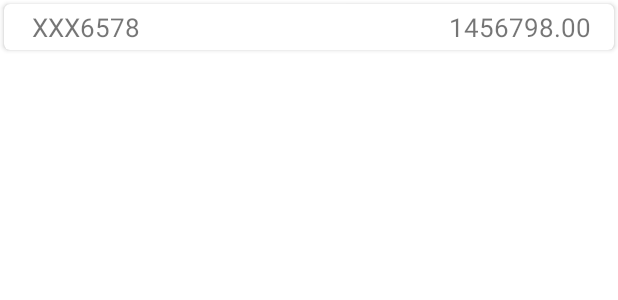
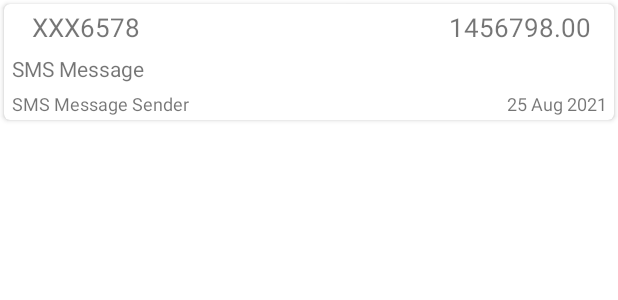
Before and after one commit to ravindragv/SMSLedger, an Android app: the layout item_acc_transactions.xml on its own in the app's theme, with its tools: preview values and no code run, on a phone screen of 412 x 824 dp. Shown: the top 300 px of the screen. Run offline under Robolectric (Android 15) with nearby library versions, the phone set to English and light mode, and no system bars.

Commit message:
Improve transaction UI view
+ When the user clicks on the transaction, expand the card to show
  - The original SMS Message
  - SMS Message sender
  - SMS Message received date

 If the detailed view is shown and the user clicks on it again, then hide the detailed view.

 Known issue - Since the views are getting reused, if the user has selected detailed view and then scrolls without collapsing it, then randomly some transaction will be in shown in detailed view. Need to check if the view is being reused then reset the visibility.

```diff
--- a/app/src/main/java/io/github/ravindragv/smsledger/adapters/AccountTransactionsItemsAdapter.kt
+++ b/app/src/main/java/io/github/ravindragv/smsledger/adapters/AccountTransactionsItemsAdapter.kt
@@ -2,6 +2,7 @@ package io.github.ravindragv.smsledger.adapters
 
 import android.content.Context
 import android.view.LayoutInflater
+import android.view.View
 import android.view.ViewGroup
 import androidx.core.content.ContextCompat
 import androidx.recyclerview.widget.RecyclerView
@@ -9,6 +10,8 @@ import io.github.ravindragv.smsledger.MessageParser
 import io.github.ravindragv.smsledger.R
 import io.github.ravindragv.smsledger.data.Transaction
 import io.github.ravindragv.smsledger.databinding.ItemAccTransactionsBinding
+import java.text.SimpleDateFormat
+import java.util.*
 
 class AccountTransactionsItemsAdapter (private val context: Context,
                                        private var list:List<Transaction>)
@@ -30,6 +33,22 @@ class AccountTransactionsItemsAdapter (private val context: Context,
             }
 
             holder.binding.tvAccTransAmt.setTextColor(textColor)
+
+            holder.binding.root.setOnClickListener {
+                if (holder.msgDetailsVisible) {
+                    holder.msgDetailsVisible = false
+
+                    holder.binding.llMsgDetails.visibility = View.GONE
+                } else {
+                    holder.msgDetailsVisible = true
+
+                    holder.binding.tvSmsMsg.text = list[position].smsMsg
+                    holder.binding.tvSmsMsgSender.text = list[position].sender
+                    val date = SimpleDateFormat("dd-MMM-yyyy HH:mm").format(Date(list[position].timestamp))
+                    holder.binding.tvSmsMsgDatetime.text = date
+                    holder.binding.llMsgDetails.visibility = View.VISIBLE
+                }
+            }
         }
     }
 
@@ -37,6 +56,7 @@ class AccountTransactionsItemsAdapter (private val context: Context,
         return list.size
     }
 
-    inner class AccountTransactionViewHolder(val binding: ItemAccTransactionsBinding)
+    inner class AccountTransactionViewHolder(val binding: ItemAccTransactionsBinding,
+                                             var msgDetailsVisible:Boolean = false)
         : RecyclerView.ViewHolder(binding.root)
 }
--- a/app/src/main/res/layout/item_acc_transactions.xml
+++ b/app/src/main/res/layout/item_acc_transactions.xml
@@ -3,12 +3,17 @@
     android:layout_width="match_parent"
     android:layout_height="wrap_content"
     xmlns:app="http://schemas.android.com/apk/res-auto"
+    xmlns:tools="http://schemas.android.com/tools"
     android:orientation="vertical"
     android:layout_margin="@dimen/item_account_transaction_cv_margin"
     android:elevation="@dimen/item_account_transaction_cv_elevation"
     app:cardMaxElevation="@dimen/item_account_transaction_cv_max_elevation"
     app:cardCornerRadius="@dimen/item_account_transaction_cv_corner_radius">
 
+    <LinearLayout
+        android:layout_width="match_parent"
+        android:layout_height="wrap_content"
+        android:orientation="vertical">
         <LinearLayout
             android:layout_width="match_parent"
             android:layout_height="wrap_content"
@@ -34,4 +39,46 @@
                 android:textSize="@dimen/item_account_transaction_text_sz"
                 android:layout_marginEnd="@dimen/item_account_tv_acc_trans_pos_marginStartEnd"/>
         </LinearLayout>
+        <LinearLayout
+            android:layout_width="match_parent"
+            android:layout_height="wrap_content"
+            android:orientation="vertical"
+            android:id="@+id/ll_msg_details"
+            android:visibility="gone"
+            tools:visibility="visible">
+
+            <TextView
+                android:layout_width="match_parent"
+                android:layout_height="wrap_content"
+                android:id="@+id/tv_sms_msg"
+                tools:text="SMS Message"
+                android:layout_marginHorizontal="@dimen/item_account_tv_sms_msg_margin_horizontal"
+                android:layout_marginVertical="@dimen/item_account_tv_sms_msg_margin_vertical"
+                android:textSize="@dimen/item_account_tv_sms_msg_text_sz"/>
+
+            <LinearLayout
+                android:layout_width="match_parent"
+                android:layout_height="wrap_content"
+                android:orientation="horizontal"
+                android:layout_marginVertical="@dimen/item_account_msg_details_margin_vertical">
+                <TextView
+                    android:layout_width="0dp"
+                    android:layout_weight="1"
+                    android:layout_height="wrap_content"
+                    android:id="@+id/tv_sms_msg_sender"
+                    tools:text="SMS Message Sender"
+                    android:layout_marginHorizontal="@dimen/item_account_tv_sms_msg_meta_margin_horizontal"
+                    android:textSize="@dimen/item_account_tv_sms_msg_meta_text_sz"/>
+                <TextView
+                    android:layout_width="0dp"
+                    android:layout_weight="1"
+                    android:layout_height="wrap_content"
+                    android:id="@+id/tv_sms_msg_datetime"
+                    android:gravity="end"
+                    tools:text="25 Aug 2021"
+                    android:layout_marginHorizontal="@dimen/item_account_tv_sms_msg_meta_margin_horizontal"
+                    android:textSize="@dimen/item_account_tv_sms_msg_meta_text_sz"/>
+            </LinearLayout>
+        </LinearLayout>
+    </LinearLayout>
 </androidx.cardview.widget.CardView>
--- a/app/src/main/res/values/dimens.xml
+++ b/app/src/main/res/values/dimens.xml
@@ -25,4 +25,10 @@
     <dimen name="item_account_transaction_cv_max_elevation">10dp</dimen>
     <dimen name="item_account_transaction_cv_corner_radius">4dp</dimen>
     <dimen name="item_account_tv_acc_trans_pos_marginStartEnd">15dp</dimen>
+    <dimen name="item_account_tv_sms_msg_margin_horizontal">5dp</dimen>
+    <dimen name="item_account_tv_sms_msg_margin_vertical">2.5dp</dimen>
+    <dimen name="item_account_tv_sms_msg_text_sz">14sp</dimen>
+    <dimen name="item_account_msg_details_margin_vertical">2.5dp</dimen>
+    <dimen name="item_account_tv_sms_msg_meta_margin_horizontal">5dp</dimen>
+    <dimen name="item_account_tv_sms_msg_meta_text_sz">12sp</dimen>
 </resources>
```
Lines whose indentation alone changed are shown as unchanged.
